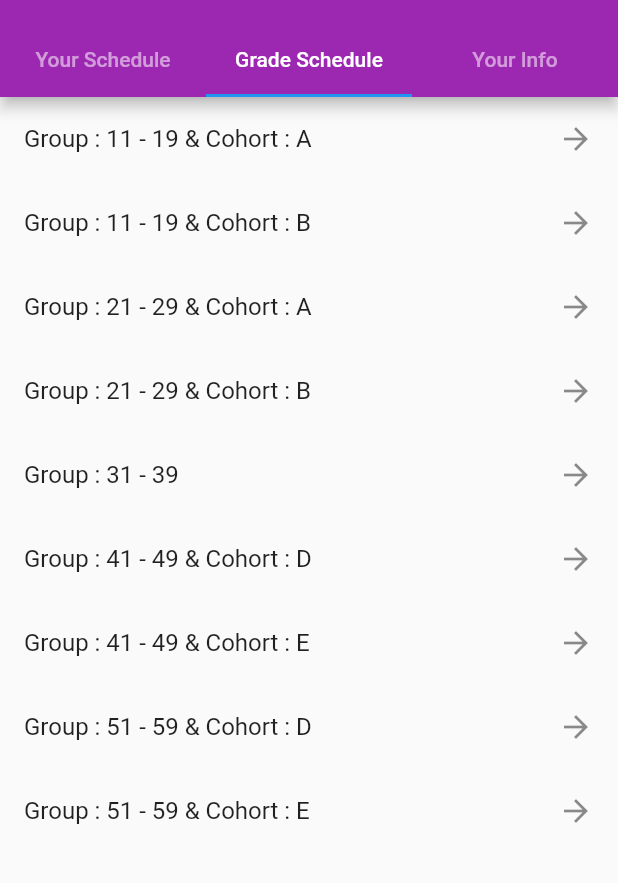
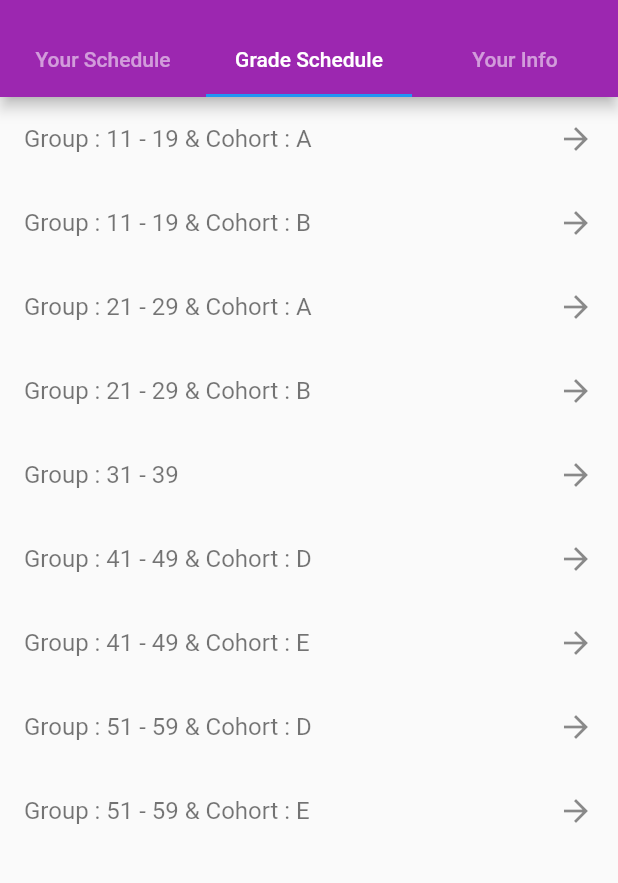
Before and after one commit to RyanHir/Scheduler_Flutter, a Flutter app: the screen it shows after launch, tab 2 chosen, on a phone screen of 412 x 824 dp, the part 59-942 px from its top. Run offline on Flutter 3.47's test engine with Material 2 defaults, Android fonts, the phone set to English and light mode, and no system bars; our stand-ins replace firebase_auth, google_sign_in, shared_preferences; accounts and stored records are empty; Roboto replaces fonts that are missing (Montserrat).

Commit message:
Makes black text less bothersome

```diff
--- a/lib/Theme.dart
+++ b/lib/Theme.dart
@@ -21,6 +21,13 @@ class CustomThemes {
       labelColor: Colors.white,
       unselectedLabelColor: Colors.white54
     ),
+    textTheme: TextTheme(
+      body1: TextStyle(color: Colors.black54),
+      subhead: TextStyle(color: Colors.black54)
+    ),
+    iconTheme: IconThemeData(
+      color: Colors.black54
+    )
   );
 
   static final light = _template.copyWith(
```
